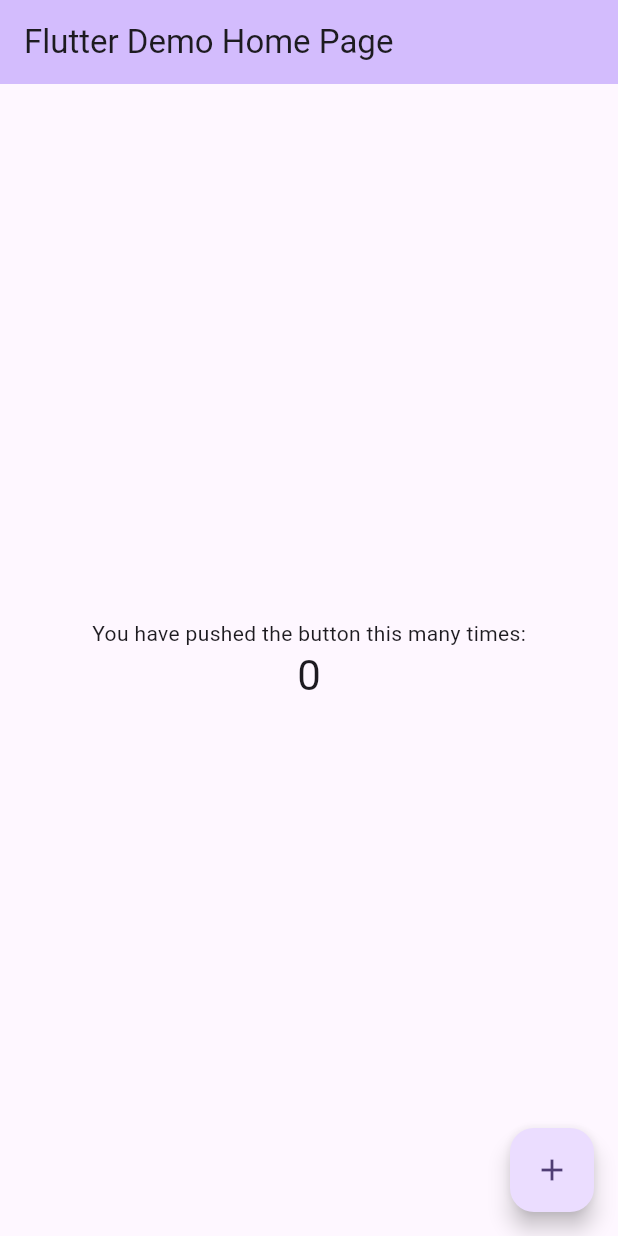
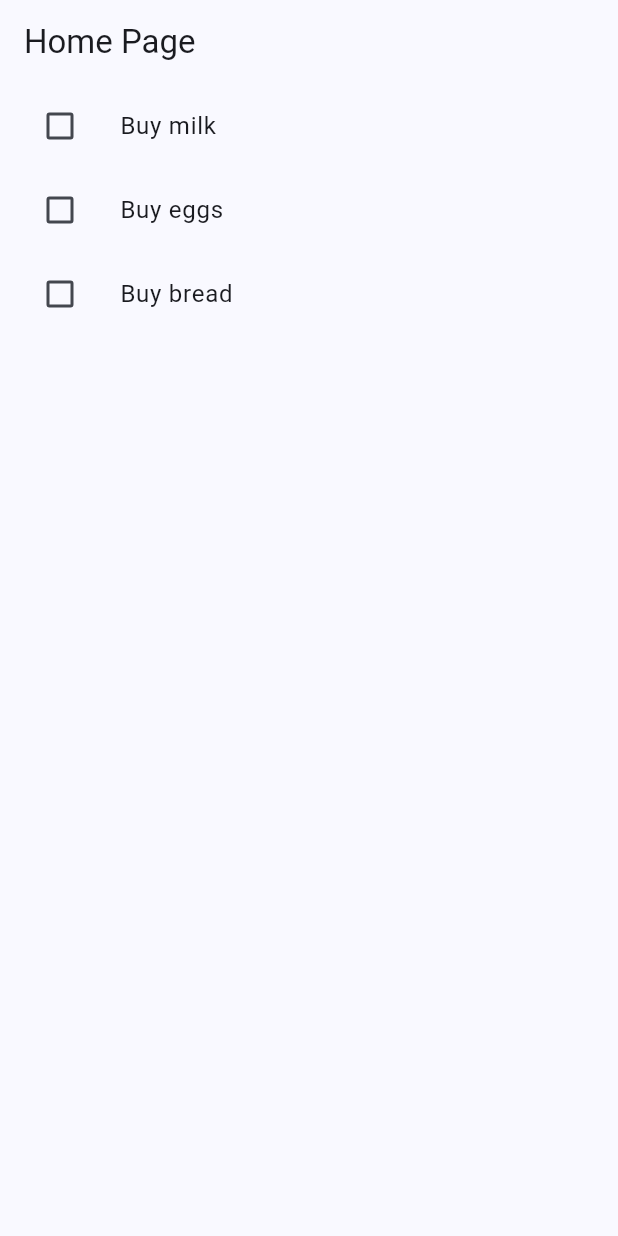
Before and after one commit to Andr1yK/flutter_todo_app, a Flutter app: the screen it shows after launch, on a phone screen of 412 x 824 dp. Run offline on Flutter 3.47's test engine with Material 2 defaults, Android fonts, the phone set to English and light mode, and no system bars.

Commit message:
show-mocked-todo-list

```diff
--- /dev/null
+++ b/lib/App.dart
@@ -0,0 +1,19 @@
+import 'package:flutter/material.dart';
+
+import 'src/pages/HomePage.dart';
+
+class App extends StatelessWidget {
+  const App({super.key});
+
+  @override
+  Widget build(BuildContext context) {
+    return MaterialApp(
+      title: 'ToDo App',
+      theme: ThemeData(
+        colorScheme: ColorScheme.fromSeed(seedColor: Colors.blueAccent),
+        useMaterial3: true,
+      ),
+      home: const HomePage(),
+    );
+  }
+}
--- a/lib/main.dart
+++ b/lib/main.dart
@@ -1,125 +1,7 @@
-import 'package:flutter/material.dart';
+import 'package:flutter/widgets.dart';
+
+import 'App.dart';
 
 void main() {
-  runApp(const MyApp());
+  runApp(const App());
 }
-
-class MyApp extends StatelessWidget {
-  const MyApp({super.key});
-
-  // This widget is the root of your application.
-  @override
-  Widget build(BuildContext context) {
-    return MaterialApp(
-      title: 'Flutter Demo',
-      theme: ThemeData(
-        // This is the theme of your application.
-        //
-        // TRY THIS: Try running your application with "flutter run". You'll see
-        // the application has a blue toolbar. Then, without quitting the app,
-        // try changing the seedColor in the colorScheme below to Colors.green
-        // and then invoke "hot reload" (save your changes or press the "hot
-        // reload" button in a Flutter-supported IDE, or press "r" if you used
-        // the command line to start the app).
-        //
-        // Notice that the counter didn't reset back to zero; the application
-        // state is not lost during the reload. To reset the state, use hot
-        // restart instead.
-        //
-        // This works for code too, not just values: Most code changes can be
-        // tested with just a hot reload.
-        colorScheme: ColorScheme.fromSeed(seedColor: Colors.deepPurple),
-        useMaterial3: true,
-      ),
-      home: const MyHomePage(title: 'Flutter Demo Home Page'),
-    );
-  }
-}
-
-class MyHomePage extends StatefulWidget {
-  const MyHomePage({super.key, required this.title});
-
-  // This widget is the home page of your application. It is stateful, meaning
-  // that it has a State object (defined below) that contains fields that affect
-  // how it looks.
-
-  // This class is the configuration for the state. It holds the values (in this
-  // case the title) provided by the parent (in this case the App widget) and
-  // used by the build method of the State. Fields in a Widget subclass are
-  // always marked "final".
-
-  final String title;
-
-  @override
-  State<MyHomePage> createState() => _MyHomePageState();
-}
-
-class _MyHomePageState extends State<MyHomePage> {
-  int _counter = 0;
-
-  void _incrementCounter() {
-    setState(() {
-      // This call to setState tells the Flutter framework that something has
-      // changed in this State, which causes it to rerun the build method below
-      // so that the display can reflect the updated values. If we changed
-      // _counter without calling setState(), then the build method would not be
-      // called again, and so nothing would appear to happen.
-      _counter++;
-    });
-  }
-
-  @override
-  Widget build(BuildContext context) {
-    // This method is rerun every time setState is called, for instance as done
-    // by the _incrementCounter method above.
-    //
-    // The Flutter framework has been optimized to make rerunning build methods
-    // fast, so that you can just rebuild anything that needs updating rather
-    // than having to individually change instances of widgets.
-    return Scaffold(
-      appBar: AppBar(
-        // TRY THIS: Try changing the color here to a specific color (to
-        // Colors.amber, perhaps?) and trigger a hot reload to see the AppBar
-        // change color while the other colors stay the same.
-        backgroundColor: Theme.of(context).colorScheme.inversePrimary,
-        // Here we take the value from the MyHomePage object that was created by
-        // the App.build method, and use it to set our appbar title.
-        title: Text(widget.title),
-      ),
-      body: Center(
-        // Center is a layout widget. It takes a single child and positions it
-        // in the middle of the parent.
-        child: Column(
-          // Column is also a layout widget. It takes a list of children and
-          // arranges them vertically. By default, it sizes itself to fit its
-          // children horizontally, and tries to be as tall as its parent.
-          //
-          // Column has various properties to control how it sizes itself and
-          // how it positions its children. Here we use mainAxisAlignment to
-          // center the children vertically; the main axis here is the vertical
-          // axis because Columns are vertical (the cross axis would be
-          // horizontal).
-          //
-          // TRY THIS: Invoke "debug painting" (choose the "Toggle Debug Paint"
-          // action in the IDE, or press "p" in the console), to see the
-          // wireframe for each widget.
-          mainAxisAlignment: MainAxisAlignment.center,
-          children: <Widget>[
-            const Text(
-              'You have pushed the button this many times:',
-            ),
-            Text(
-              '$_counter',
-              style: Theme.of(context).textTheme.headlineMedium,
-            ),
-          ],
-        ),
-      ),
-      floatingActionButton: FloatingActionButton(
-        onPressed: _incrementCounter,
-        tooltip: 'Increment',
-        child: const Icon(Icons.add),
-      ), // This trailing comma makes auto-formatting nicer for build methods.
-    );
-  }
-}
--- /dev/null
+++ b/lib/src/component/todos/TodoItem/TodoItem.dart
@@ -0,0 +1,25 @@
+import 'package:flutter/material.dart';
+import 'package:flutter_todo_app/src/types/todo.typedefs.dart';
+
+class TodoItem extends StatelessWidget {
+  const TodoItem({
+    Key? key,
+    required this.item,
+  }) : super(key: key);
+
+  final Todo item;
+
+  @override
+  Widget build(BuildContext context) {
+    var isDone = item.isDone;
+    var title = item.title;
+
+    return ListTile(
+      leading: Checkbox(
+        value: isDone,
+        onChanged: (value) {},
+      ),
+      title: Text(title),
+    );
+  }
+}
--- /dev/null
+++ b/lib/src/component/todos/TodoList/TodoList.dart
@@ -0,0 +1,21 @@
+import 'package:flutter/material.dart';
+import 'package:flutter_todo_app/src/component/todos/TodoItem/TodoItem.dart';
+import 'package:flutter_todo_app/src/types/todo.typedefs.dart';
+
+class TodoList extends StatelessWidget {
+  const TodoList({
+    super.key,
+    required this.todos,
+  });
+
+  final List<Todo> todos;
+
+  @override
+  Widget build(BuildContext context) {
+    return ListView(
+      children: todos.map(
+        (todo) => TodoItem(item: todo)
+      ).toList(),
+    );
+  }
+}
--- /dev/null
+++ b/lib/src/pages/HomePage.dart
@@ -0,0 +1,32 @@
+import 'package:flutter/material.dart';
+import 'package:flutter_todo_app/src/component/todos/TodoList/TodoList.dart';
+import 'package:flutter_todo_app/src/types/todo.typedefs.dart';
+
+class HomePage extends StatelessWidget {
+  const HomePage({ super.key });
+
+  @override
+  Widget build(BuildContext context) {
+    const todos = [
+      Todo(
+        isDone: false,
+        title: 'Buy milk',
+      ),
+      Todo(
+        isDone: false,
+        title: 'Buy eggs',
+      ),
+      Todo(
+        isDone: false,
+        title: 'Buy bread',
+      ),
+    ];
+
+    return Scaffold(
+      appBar: AppBar(
+        title: const Text('Home Page'),
+      ),
+      body: const TodoList(todos: todos),
+    );
+  }
+}
--- /dev/null
+++ b/lib/src/types/todo.typedefs.dart
@@ -0,0 +1,9 @@
+class Todo {
+  const Todo({
+    required this.title,
+    required this.isDone,
+  });
+
+  final String title;
+  final bool isDone;
+}
```
Also changed, not shown: 1 other file.
